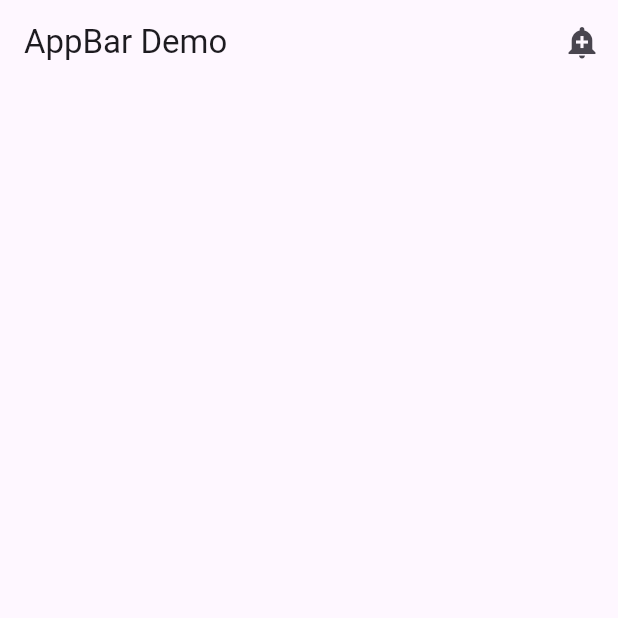
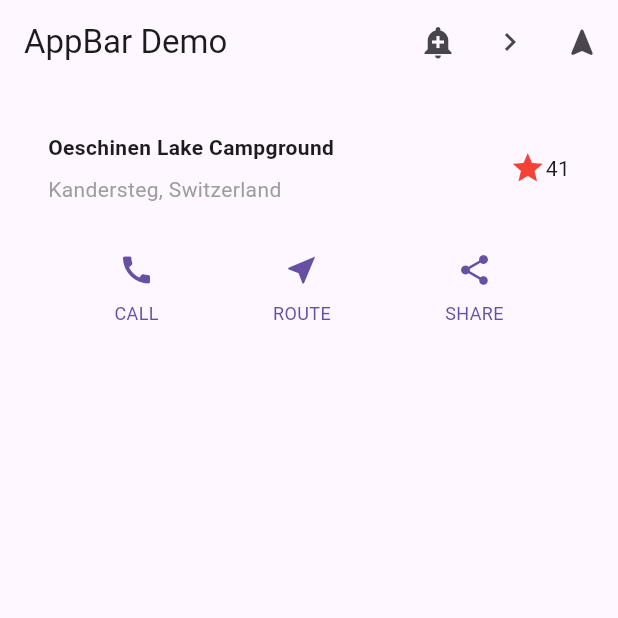
Before and after one commit to lalaphalla/flutter-app-beginner, a Flutter app: the screen it shows after launch, on a phone screen of 412 x 824 dp, the top half of it. Run offline on Flutter 3.47's test engine with Material 3 defaults, Android fonts, the phone set to English and light mode, and no system bars.

Commit message:
feat add

```diff
--- a/lib/main.dart
+++ b/lib/main.dart
@@ -97,7 +97,7 @@ class MyApp extends StatelessWidget {
   }
 }
 
-class AppBarApp extends StatelessWidget{
+class AppBarApp extends StatelessWidget {
   const AppBarApp({super.key});
 
   @override
@@ -108,20 +108,49 @@ class AppBarApp extends StatelessWidget{
   }
 }
 
-class AppBarExample extends StatelessWidget{
+class AppBarExample extends StatelessWidget {
   const AppBarExample({super.key});
 
   @override
   Widget build(BuildContext context) {
     return Scaffold(
-      appBar: AppBar(
-        title: const Text('AppBar Demo'),
-        actions: <Widget>[
-          IconButton(
-            onPressed: (){
-              ScaffoldMessenger.of(context).showSnackBar(const SnackBar(content: Text('Here is snackbar')));},
-              icon: const Icon(Icons.add_alert))
-        ]
+      appBar: AppBar(title: const Text('AppBar Demo'), actions: <Widget>[
+        IconButton(
+            onPressed: () {
+              ScaffoldMessenger.of(context).showSnackBar(
+                  const SnackBar(content: Text('Here is snackbar')));
+            },
+            tooltip: 'Show Snackbar',
+            icon: const Icon(Icons.add_alert)),
+        IconButton(
+            onPressed: () {
+              Navigator.push(context,
+                  MaterialPageRoute(builder: (BuildContext context) {
+                return const MyApp();
+              }));
+            },
+            tooltip: 'Go to next page',
+            icon: const Icon(Icons.navigate_next)),
+        IconButton(
+            onPressed: () {
+              Navigator.push(context,
+                  MaterialPageRoute(builder: (BuildContext context) {
+                return const AppList();
+              }));
+            },
+            tooltip: 'Go to next page',
+            icon: const Icon(Icons.navigation_rounded)),
+      ]),
+      body: const SingleChildScrollView(
+        child: Column(
+          children: [
+            TitleSection(
+              name: 'Oeschinen Lake Campground',
+              location: 'Kandersteg, Switzerland',
+            ),
+            ButtonSection(),
+          ],
+        ),
       ),
     );
   }
@@ -139,3 +168,142 @@ class PaddedText extends StatelessWidget {
     );
   }
 }
+
+class AppList extends StatelessWidget {
+  const AppList({super.key});
+
+  @override
+  Widget build(BuildContext context) {
+    const title = 'Shoping List';
+
+    return MaterialApp(
+        title: title,
+        home: Scaffold(
+            appBar: AppBar(title: const Text(title)),
+            body: ListView(children: const <Widget>[
+              ListTile(
+                leading: Icon(Icons.map),
+                title: Text('Map'),
+              ),
+              ListTile(
+                leading: Icon(Icons.photo_album),
+                title: Text('Photo'),
+              ),
+              ListTile(
+                leading: Icon(Icons.phone),
+                title: Text('Phone'),
+              ),
+            ])));
+  }
+}
+
+// Create Button Widget
+class ButtonSection extends StatelessWidget {
+  const ButtonSection({super.key});
+
+  @override
+  Widget build(BuildContext context) {
+    final Color color = Theme.of(context).primaryColor;
+    return SizedBox(
+      child: Row(
+        mainAxisAlignment: MainAxisAlignment.spaceEvenly,
+        children: [
+          ButtonWithText(
+            color: color,
+            icon: Icons.call,
+            label: 'CALL',
+          ),
+          ButtonWithText(
+            color: color,
+            icon: Icons.near_me,
+            label: 'ROUTE',
+          ),
+          ButtonWithText(
+            color: color,
+            icon: Icons.share,
+            label: 'SHARE',
+          ),
+        ],
+      ),
+    );
+  }
+}
+
+class ButtonWithText extends StatelessWidget {
+  const ButtonWithText({
+    super.key,
+    required this.color,
+    required this.icon,
+    required this.label,
+  });
+
+  final Color color;
+  final IconData icon;
+  final String label;
+
+  @override
+  Widget build(BuildContext context) {
+    return Column(
+      mainAxisAlignment: MainAxisAlignment.center,
+      mainAxisSize: MainAxisSize.min,
+      children: [
+        Icon(icon, color: color),
+        Padding(
+          padding: const EdgeInsets.only(top: 8),
+          child: Text(
+            label,
+            style: TextStyle(
+              fontSize: 12,
+              fontWeight: FontWeight.w400,
+              color: color,
+            ),
+          ),
+        )
+      ],
+    );
+  }
+}
+
+class TitleSection extends StatelessWidget {
+  const TitleSection({
+    super.key,
+    required this.name,
+    required this.location,
+  });
+  final String name;
+  final String location;
+
+  @override
+  Widget build(BuildContext context) {
+    // TODO: implement build
+    return Padding(
+      padding: const EdgeInsets.all(32),
+      child: Row(
+        children: [
+          Expanded(
+            child: Column(
+              crossAxisAlignment: CrossAxisAlignment.start,
+              children: [
+                // 2
+                Padding(
+                    padding: const EdgeInsets.only(bottom: 8),
+                    child: Text(
+                      name,
+                      style: const TextStyle(
+                        fontWeight: FontWeight.bold,
+                      ),
+                    )),
+                Text(
+                  location,
+                  style: TextStyle(color: Colors.grey[500]),
+                )
+              ],
+            ),
+          ),
+          Icon(Icons.star, color: Colors.red[500]),
+          const Text('41')
+        ],
+      ),
+    );
+  }
+}
```
